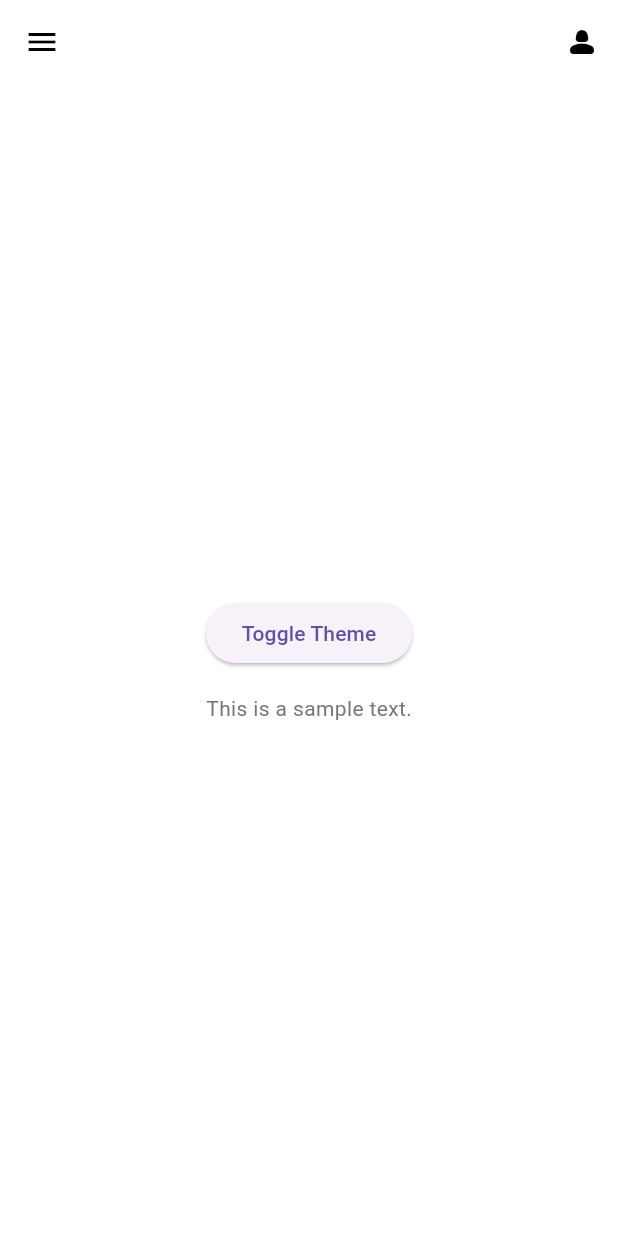
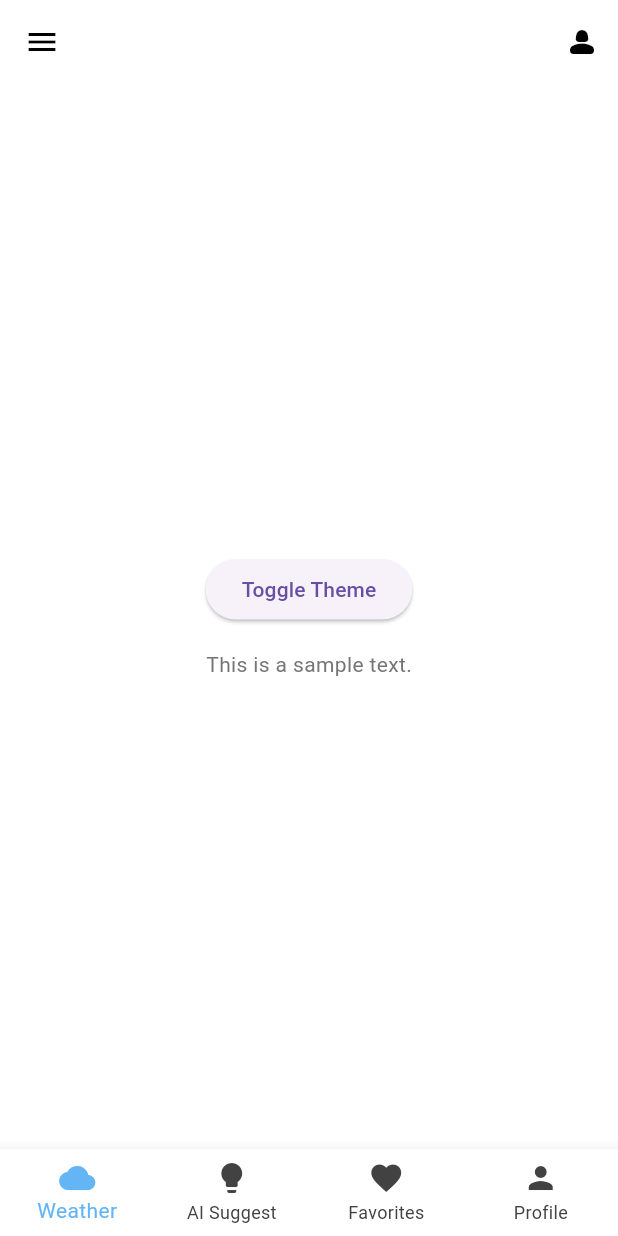
Before and after one commit to comp7082-s24/ClimateCompanion, a Flutter app: the screen it shows after launch, on a phone screen of 412 x 824 dp. Run offline on Flutter 3.47's test engine with Material 3 defaults, Android fonts, the phone set to English and light mode, and no system bars; our stand-ins replace go_router.

Commit message:
Bottom Navigation
- Add bottom navigation bar
- Add placeholder screens
- Update bottom navigation bar theming

```diff
--- /dev/null
+++ b/lib/components/scaffold_with_nav_bar.dart
@@ -0,0 +1,77 @@
+import "package:climate_companion/components/appbar.dart";
+import "package:climate_companion/navigation.dart";
+import "package:collection/collection.dart";
+import "package:flutter/material.dart";
+import "package:go_router/go_router.dart";
+
+/// Builds the "shell" for the app by building a Scaffold with a
+/// BottomNavigationBar, where [child] is placed in the body of the Scaffold.
+class ScaffoldWithNavBar extends StatefulWidget {
+  /// Constructs an [ScaffoldWithNavBar].
+  const ScaffoldWithNavBar({
+    required this.navigationShell,
+    final Key? key,
+  }) : super(key: key ?? const ValueKey<String>("ScaffoldWithNavBar"));
+
+  /// The navigation shell and container for the branch Navigators.
+  final StatefulNavigationShell navigationShell;
+
+  @override
+  State<ScaffoldWithNavBar> createState() => _ScaffoldWithNavBarState();
+}
+
+class _ScaffoldWithNavBarState extends State<ScaffoldWithNavBar> {
+  final List<Destination> routeDestinations = [];
+
+  @override
+  void initState() {
+    super.initState();
+    for (final branch in widget.navigationShell.route.branches) {
+      for (final route in branch.routes) {
+        if (route is GoRoute) {
+          final destination = destinations
+              .firstWhereOrNull((final element) => element.name == route.name);
+          if (destination != null) {
+            routeDestinations.add(destination);
+          }
+        }
+      }
+    }
+  }
+
+  @override
+  Widget build(final BuildContext context) {
+    return Scaffold(
+      appBar: const MainAppBar(),
+      body: widget.navigationShell,
+      bottomNavigationBar: BottomNavigationBar(
+        items: routeDestinations
+            .map(
+              (final destination) => BottomNavigationBarItem(
+                icon: Icon(destination.icon),
+                label: destination.title,
+              ),
+            )
+            .toList(),
+        currentIndex: widget.navigationShell.currentIndex,
+        onTap: (final int index) => _onTap(context, index),
+      ),
+    );
+  }
+
+  /// Navigate to the current location of the branch at the provided index when
+  /// tapping an item in the BottomNavigationBar.
+  void _onTap(final BuildContext context, final int index) {
+    // When navigating to a new branch, it's recommended to use the goBranch
+    // method, as doing so makes sure the last navigation state of the
+    // Navigator for the branch is restored.
+    widget.navigationShell.goBranch(
+      index,
+      // A common pattern when using bottom navigation bars is to support
+      // navigating to the initial location when tapping the item that is
+      // already active. This example demonstrates how to support this behavior,
+      // using the initialLocation parameter of goBranch.
+      initialLocation: index == widget.navigationShell.currentIndex,
+    );
+  }
+}
--- a/lib/main.dart
+++ b/lib/main.dart
@@ -1,6 +1,8 @@
-import "package:climate_companion/components/appbar.dart";
+import "package:climate_companion/components/scaffold_with_nav_bar.dart";
+import "package:climate_companion/navigation.dart";
 import "package:climate_companion/themes/theme_provider.dart";
 import "package:flutter/material.dart";
+import "package:go_router/go_router.dart";
 import "package:provider/provider.dart";
 
 void main() {
@@ -12,33 +14,62 @@ void main() {
   );
 }
 
-class MainApp extends StatelessWidget {
+class MainApp extends StatefulWidget {
   const MainApp({super.key});
 
   @override
+  State<MainApp> createState() => _MainAppState();
+}
+
+class _MainAppState extends State<MainApp> {
+  final GoRouter _router = GoRouter(
+    navigatorKey: rootNavigatorKey,
+    initialLocation: WeatherDestination().path,
+    routes: <RouteBase>[
+      StatefulShellRoute.indexedStack(
+        builder: (
+          final BuildContext context,
+          final GoRouterState state,
+          final StatefulNavigationShell navigationShell,
+        ) {
+          return ScaffoldWithNavBar(navigationShell: navigationShell);
+        },
+        branches: <StatefulShellBranch>[
+          StatefulShellBranch(
+            navigatorKey: weatherNavigatorKey,
+            routes: <RouteBase>[
+              WeatherDestination(),
+            ],
+          ),
+          StatefulShellBranch(
+            navigatorKey: aiSuggestNavigatorKey,
+            routes: <RouteBase>[
+              AiSuggestDestination(),
+            ],
+          ),
+          StatefulShellBranch(
+            navigatorKey: favoritesNavigatorKey,
+            routes: <RouteBase>[
+              FavoritesDestination(),
+            ],
+          ),
+          StatefulShellBranch(
+            navigatorKey: profileNavigatorKey,
+            routes: <RouteBase>[
+              ProfileDestination(),
+            ],
+          ),
+        ],
+      ),
+    ],
+  );
+
+  @override
   Widget build(final BuildContext context) {
-    return MaterialApp(
+    return MaterialApp.router(
       // To use themes make sure you're using the theme from the provider
       theme: Provider.of<ThemeProvider>(context).themeData,
-      home: Scaffold(
-        appBar: const MainAppBar(),
-        body: Center(
-          child: Column(
-            mainAxisAlignment: MainAxisAlignment.center,
-            children: <Widget>[
-              ElevatedButton(
-                onPressed: () {
-                  Provider.of<ThemeProvider>(context, listen: false)
-                      .toggleTheme();
-                },
-                child: const Text("Toggle Theme"),
-              ),
-              const SizedBox(height: 16),
-              const Text("This is a sample text."),
-            ],
-          ),
-        ),
-      ),
+      routerConfig: _router,
     );
   }
 }
--- /dev/null
+++ b/lib/navigation.dart
@@ -0,0 +1,104 @@
+import "package:climate_companion/screens/ai_suggest_view.dart";
+import "package:climate_companion/screens/favourites_view.dart";
+import "package:climate_companion/screens/profile_view.dart";
+import "package:climate_companion/screens/weather_view.dart";
+import "package:flutter/material.dart";
+import "package:go_router/go_router.dart";
+
+final GlobalKey<NavigatorState> rootNavigatorKey =
+    GlobalKey<NavigatorState>(debugLabel: "root");
+
+final GlobalKey<NavigatorState> weatherNavigatorKey =
+    GlobalKey<NavigatorState>(debugLabel: "weatherNavKey");
+
+final GlobalKey<NavigatorState> aiSuggestNavigatorKey =
+    GlobalKey<NavigatorState>(debugLabel: "aiSuggestNavKey");
+
+final GlobalKey<NavigatorState> favoritesNavigatorKey =
+    GlobalKey<NavigatorState>(debugLabel: "favoritesNavKey");
+
+final GlobalKey<NavigatorState> profileNavigatorKey =
+    GlobalKey<NavigatorState>(debugLabel: "profileNavKey");
+
+final List<Destination> destinations = <Destination>[
+  WeatherDestination(),
+  AiSuggestDestination(),
+  FavoritesDestination(),
+  ProfileDestination(),
+];
+
+sealed class Destination extends GoRoute {
+  Destination({
+    required super.path,
+    required this.title,
+    required this.icon,
+    required super.name,
+    required super.builder,
+  });
+
+  /// Title to be displayed in the UI
+  final String title;
+
+  /// IconData to be displayed in the Icon
+  final IconData icon;
+}
+
+final class WeatherDestination extends Destination {
+  WeatherDestination()
+      : super(
+          name: "weather",
+          path: "/weather",
+          title: "Weather",
+          icon: Icons.cloud,
+          builder: (
+            final BuildContext context,
+            final GoRouterState state,
+          ) =>
+              WeatherView(goRouterState: state),
+        );
+}
+
+final class AiSuggestDestination extends Destination {
+  AiSuggestDestination()
+      : super(
+          name: "aiSuggest",
+          path: "/ai-suggest",
+          title: "AI Suggest",
+          icon: Icons.lightbulb,
+          builder: (
+            final BuildContext context,
+            final GoRouterState state,
+          ) =>
+              AiSuggestView(goRouterState: state),
+        );
+}
+
+final class FavoritesDestination extends Destination {
+  FavoritesDestination()
+      : super(
+          name: "favorites",
+          path: "/favorites",
+          title: "Favorites",
+          icon: Icons.favorite,
+          builder: (
+            final BuildContext context,
+            final GoRouterState state,
+          ) =>
+              FavouritesView(goRouterState: state),
+        );
+}
+
+final class ProfileDestination extends Destination {
+  ProfileDestination()
+      : super(
+          name: "profile",
+          path: "/profile",
+          title: "Profile",
+          icon: Icons.person,
+          builder: (
+            final BuildContext context,
+            final GoRouterState state,
+          ) =>
+              ProfileView(goRouterState: state),
+        );
+}
--- /dev/null
+++ b/lib/screens/ai_suggest_view.dart
@@ -0,0 +1,16 @@
+import "package:flutter/cupertino.dart";
+import "package:go_router/go_router.dart";
+
+class AiSuggestView extends StatelessWidget {
+  const AiSuggestView({
+    super.key,
+    required final GoRouterState goRouterState,
+  });
+
+  @override
+  Widget build(final BuildContext context) {
+    return const Center(
+      child: Text("AI Suggest View"),
+    );
+  }
+}
--- /dev/null
+++ b/lib/screens/favourites_view.dart
@@ -0,0 +1,16 @@
+import "package:flutter/cupertino.dart";
+import "package:go_router/go_router.dart";
+
+class FavouritesView extends StatelessWidget {
+  const FavouritesView({
+    super.key,
+    required final GoRouterState goRouterState,
+  });
+
+  @override
+  Widget build(final BuildContext context) {
+    return const Center(
+      child: Text("Favourites View"),
+    );
+  }
+}
--- /dev/null
+++ b/lib/screens/profile_view.dart
@@ -0,0 +1,16 @@
+import "package:flutter/cupertino.dart";
+import "package:go_router/go_router.dart";
+
+class ProfileView extends StatelessWidget {
+  const ProfileView({
+    super.key,
+    required final GoRouterState goRouterState,
+  });
+
+  @override
+  Widget build(final BuildContext context) {
+    return const Center(
+      child: Text("Profile View"),
+    );
+  }
+}
--- /dev/null
+++ b/lib/screens/weather_view.dart
@@ -0,0 +1,27 @@
+import "package:climate_companion/themes/theme_provider.dart";
+import "package:flutter/material.dart";
+import "package:go_router/go_router.dart";
+import "package:provider/provider.dart";
+
+class WeatherView extends StatelessWidget {
+  const WeatherView({super.key, required final GoRouterState goRouterState});
+
+  @override
+  Widget build(final BuildContext context) {
+    return Center(
+      child: Column(
+        mainAxisAlignment: MainAxisAlignment.center,
+        children: <Widget>[
+          ElevatedButton(
+            onPressed: () {
+              Provider.of<ThemeProvider>(context, listen: false).toggleTheme();
+            },
+            child: const Text("Toggle Theme"),
+          ),
+          const SizedBox(height: 16),
+          const Text("This is a sample text."),
+        ],
+      ),
+    );
+  }
+}
--- a/lib/themes/theme.dart
+++ b/lib/themes/theme.dart
@@ -2,22 +2,32 @@ import "package:flutter/material.dart";
 
 ThemeData defaultLightMode = ThemeData(
   brightness: Brightness.light,
-  primarySwatch: Colors.blueGrey, // Neutral blue as the primary swatch
-  primaryColor: Colors.white, // Main color is white
-  primaryColorLight: Colors.grey[300], // Light grey for elevated elements
-  primaryColorDark: Colors.grey[900], // Dark grey for contrasting elements
-  hintColor: Colors.blue[600], // More vibrant blue for accent elements
-  scaffoldBackgroundColor: Colors.white, // Background is white
+  useMaterial3: true,
+  primarySwatch: Colors.blueGrey,
+  // Neutral blue as the primary swatch
+  primaryColor: Colors.white,
+  // Main color is white
+  primaryColorLight: Colors.grey[300],
+  // Light grey for elevated elements
+  primaryColorDark: Colors.grey[900],
+  // Dark grey for contrasting elements
+  hintColor: Colors.blue[600],
+  // More vibrant blue for accent elements
+  scaffoldBackgroundColor: Colors.white,
+  // Background is white
   appBarTheme: const AppBarTheme(
     backgroundColor: Colors.white, // AppBar is white
     foregroundColor: Colors.black, // Text and icons in AppBar are black
   ),
-  cardColor: Colors.grey[50], // Cards are very light grey, near white
+  cardColor: Colors.grey[50],
+  // Cards are very light grey, near white
   textTheme: TextTheme(
     bodyLarge: const TextStyle(
-        color: Colors.black,), // Main text color is black for readability
+      color: Colors.black,
+    ), // Main text color is black for readability
     bodyMedium: TextStyle(
-        color: Colors.grey[600],), // Secondary text color is a darker grey
+      color: Colors.grey[600],
+    ), // Secondary text color is a darker grey
   ),
   iconTheme: IconThemeData(
     color: Colors.grey[800], // Icon color is dark grey for better visibility
@@ -27,33 +37,50 @@ ThemeData defaultLightMode = ThemeData(
     textTheme:
         ButtonTextTheme.primary, // Use the primary text theme for buttons
   ),
+  bottomNavigationBarTheme: BottomNavigationBarThemeData(
+    backgroundColor: Colors.white,
+    selectedItemColor: Colors.blue[300],
+    unselectedItemColor: Colors.grey[800],
+    showUnselectedLabels: true,
+    type: BottomNavigationBarType.fixed,
+  ),
 );
 
 ThemeData defaultDarkMode = ThemeData(
   brightness: Brightness.dark,
-  primarySwatch: Colors.blueGrey, //
-  primaryColor: Colors.black, // Main color is black
-  primaryColorLight: Colors.grey[800], // Lighter shade of grey instead of blue
-  primaryColorDark: Colors.black, // Dark color is black
-  hintColor: Colors.blue[200], // For elements like buttons and toggles
-  scaffoldBackgroundColor: Colors.black, // Background is black
+  primarySwatch: Colors.blueGrey,
+  primaryColor: Colors.black,
+  // Main color is black
+  primaryColorLight: Colors.grey[800],
+  // Lighter shade of grey instead of blue
+  primaryColorDark: Colors.black,
+  // Dark color is black
+  hintColor: Colors.blue[200],
+  // For elements like buttons and toggles
+  scaffoldBackgroundColor: const Color(0xFF1E1E1E),
   appBarTheme: const AppBarTheme(
-    backgroundColor: Colors.black, // AppBar is also black
+    backgroundColor: Color(0xFF1E1E1E),
     foregroundColor: Colors.white, // Text and icons in AppBar are white
   ),
-  cardColor: Colors.grey[850], // Cards are a slightly lighter shade of black
+  cardColor: Colors.grey[850],
+  // Cards are a slightly lighter shade of black
   textTheme: const TextTheme(
     bodyLarge: TextStyle(color: Colors.white), // Main text color
     bodyMedium:
         TextStyle(color: Colors.white70), // Secondary text color (slightly
     // opaque)
   ),
-  iconTheme: const IconThemeData(
-    color: Colors.white70, //
-  ),
+  iconTheme: const IconThemeData(color: Colors.white70),
   buttonTheme: ButtonThemeData(
     buttonColor: Colors.blue[300], // Button color
     textTheme:
         ButtonTextTheme.primary, // Use the primary text theme for buttons
   ),
+  bottomNavigationBarTheme: BottomNavigationBarThemeData(
+    backgroundColor: const Color(0xFF27292E),
+    selectedItemColor: Colors.blue[300],
+    unselectedItemColor: Colors.white70,
+    showUnselectedLabels: true,
+    type: BottomNavigationBarType.fixed,
+  ),
 );
```
